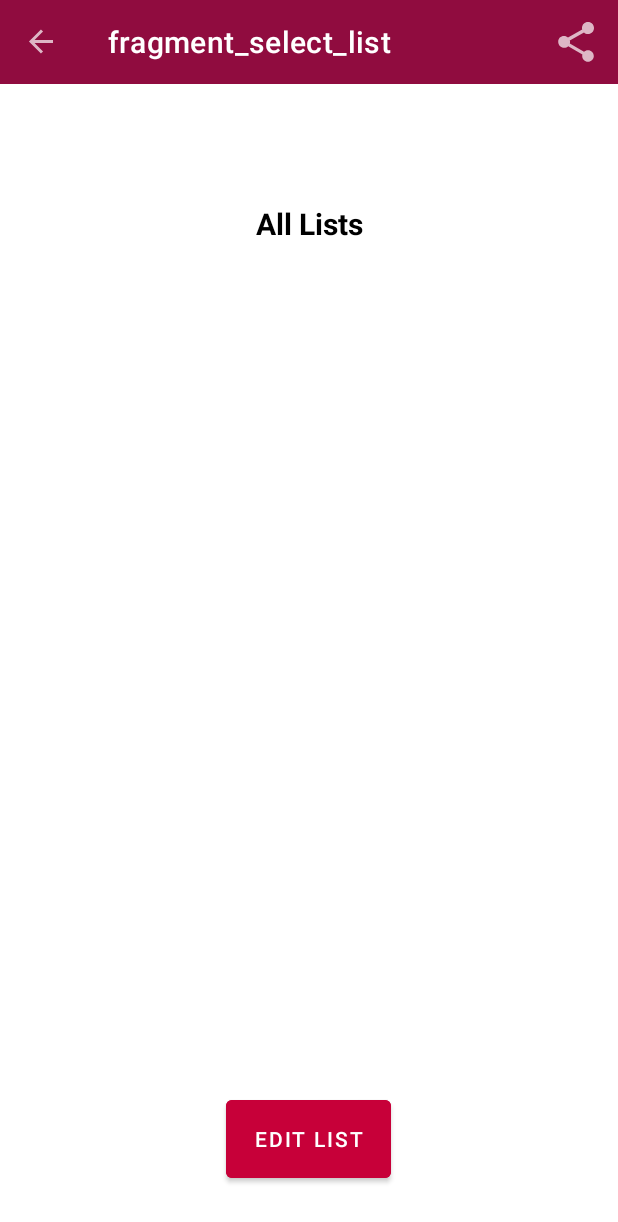
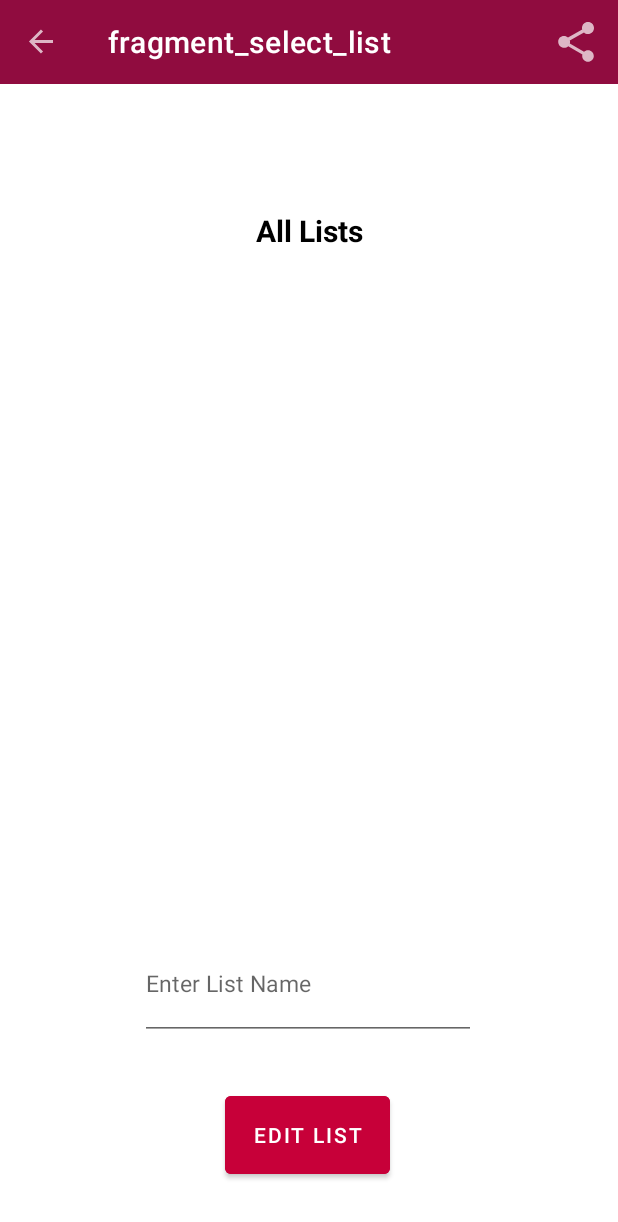
Before and after one commit to CJR225/SER210-Final-ListApp, an Android app: the screen it shows after launch (MainActivity), after a tap on "ADD TO LIST", on a phone screen of 412 x 824 dp. Shown: the top 1222 px of the screen. Run offline under Robolectric (Android 15) with nearby library versions, the phone set to English and light mode, and no system bars; our stand-ins replace navigation-ui.

Commit message:
view bug

```diff
--- a/app/src/main/java/edu/quinnipiac/ser210/listapp/ListDatabaseHelper.java
+++ b/app/src/main/java/edu/quinnipiac/ser210/listapp/ListDatabaseHelper.java
@@ -12,9 +12,10 @@ public class ListDatabaseHelper extends SQLiteOpenHelper {
     public static final String TABLE_LISTS = "ListHolder";
     public static final String COLUMN_ID = "_id";
     public static final String COLUMN_NAME = "ListNames";
+    public static final String COLUMN_ITEM1 = "Item1";
 
 
-    public static final int VERSION = 2;
+    public static final int VERSION = 5;
     private static final String DATABASE_CREATE = "create table "
             + TABLE_LISTS + "(" + COLUMN_ID
             + " integer primary key autoincrement, " + COLUMN_NAME
--- a/app/src/main/java/edu/quinnipiac/ser210/listapp/SelectListFragment.java
+++ b/app/src/main/java/edu/quinnipiac/ser210/listapp/SelectListFragment.java
@@ -13,7 +13,10 @@ import android.view.LayoutInflater;
 import android.view.View;
 import android.view.ViewGroup;
 import android.widget.ArrayAdapter;
+import android.widget.EditText;
 import android.widget.ListView;
+
+import com.google.android.material.snackbar.Snackbar;
 
 import java.util.List;
 
@@ -21,7 +24,11 @@ public class SelectListFragment extends Fragment implements View.OnClickListener
 
 private NavController navController = null;
 private ListsDataSource dataSource;
-public ListView selectListView;
+private ListView selectListView;
+private View selectEditView;
+private Boolean listSelected;
+public FragHelper helper;
+    int i = 0;
 
     public SelectListFragment() {
         // Required empty public constructor
@@ -37,6 +44,13 @@ public ListView selectListView;
         dataSource = new ListsDataSource(this.getContext());
         dataSource.open();
 
+        selectListView = (ListView) view.findViewById(R.id.select_list_view);
+        List<Reminders> values = dataSource.getAllLists();
+
+        // use the SimpleCursorAdapter to show the
+        // elements in a ListView
+        ArrayAdapter<Reminders> adapter = new ArrayAdapter<Reminders>(this.getContext(), android.R.layout.simple_list_item_1, values);
+        selectListView.setAdapter(adapter);
         return view;
     }
 
@@ -45,19 +59,29 @@ public ListView selectListView;
         super.onViewCreated(view, savedInstanceState);
         navController = Navigation.findNavController(view);
         view.findViewById(R.id.editFrag_SelectView).setOnClickListener(this);
-        selectListView = (ListView) view.findViewById(R.id.select_list_view);
-
-        List<Reminders> values = dataSource.getAllLists();
-
-        // use the SimpleCursorAdapter to show the
-        // elements in a ListView
-        ArrayAdapter<Reminders> adapter = new ArrayAdapter<Reminders>(this.getContext(), android.R.layout.simple_list_item_1, values);
-        selectListView.setAdapter(adapter);
+        selectEditView = getView().findViewById(R.id.selectListEditView);
     }
 
     @Override
     public void onClick(View view) {
-        navController.navigate(R.id.action_selectListFragment_to_editFragment);
+        ArrayAdapter<Reminders> adapter = (ArrayAdapter<Reminders>) selectListView.getAdapter();
+        EditText listNameView = (EditText) selectEditView;
+        String listName = listNameView.getText().toString();
+        int item = 0;
+        while (i < adapter.getCount()) {
+            if (adapter.getItem(i).getListName().toLowerCase() == listName.toLowerCase()) {
+                item = i;
+                listSelected = true;
+            }
+
+        }
+        if(listSelected) {
+            Snackbar createWarning = Snackbar.make(view, "This list does not exist!", 2000);
+            createWarning.show();
+        } else {
+            helper.setActiveList(item);
+            navController.navigate(R.id.action_selectListFragment_to_editFragment);
+        }
     }
 
 }
--- a/app/src/main/res/layout/fragment_new_list.xml
+++ b/app/src/main/res/layout/fragment_new_list.xml
@@ -26,7 +26,7 @@
         app:layout_constraintVertical_bias="0.104" />
 
     <EditText
-        android:id="@+id/editTextListName"
+        android:id="@+id/selectListEditView"
         android:layout_width="224dp"
         android:layout_height="75dp"
         android:layout_marginStart="93dp"
@@ -127,7 +127,7 @@
         android:textStyle="bold"
         app:layout_constraintEnd_toEndOf="parent"
         app:layout_constraintStart_toStartOf="parent"
-        app:layout_constraintTop_toBottomOf="@+id/editTextListName" />
+        app:layout_constraintTop_toBottomOf="@+id/selectListEditView" />
 
 
 </androidx.constraintlayout.widget.ConstraintLayout>
--- a/app/src/main/res/layout/fragment_select_list.xml
+++ b/app/src/main/res/layout/fragment_select_list.xml
@@ -22,7 +22,7 @@
         android:textStyle="bold"
         app:layout_constraintBottom_toTopOf="@+id/select_list_view"
         app:layout_constraintEnd_toEndOf="parent"
-        app:layout_constraintHorizontal_bias="1.0"
+        app:layout_constraintHorizontal_bias="0.0"
         app:layout_constraintStart_toStartOf="parent"
         app:layout_constraintTop_toTopOf="parent" />
 
@@ -31,27 +31,42 @@
         android:layout_width="110dp"
         android:layout_height="64dp"
         android:layout_marginStart="150dp"
-        android:layout_marginTop="1dp"
         android:layout_marginEnd="151dp"
         android:layout_marginBottom="35dp"
         android:backgroundTint="@color/light_maroon"
         android:text="Edit List"
         app:layout_constraintBottom_toBottomOf="parent"
         app:layout_constraintEnd_toEndOf="parent"
+        app:layout_constraintHorizontal_bias="0.0"
         app:layout_constraintStart_toStartOf="parent"
-        app:layout_constraintTop_toBottomOf="@+id/select_list_view" />
+        app:layout_constraintTop_toBottomOf="@+id/selectListEditView"
+        app:layout_constraintVertical_bias="1.0" />
 
     <ListView
         android:id="@+id/select_list_view"
-        android:layout_width="0dp"
-        android:layout_height="0dp"
-        android:layout_marginStart="1dp"
-        android:layout_marginEnd="1dp"
-        android:layout_marginBottom="96dp"
+        android:layout_width="match_parent"
+        android:layout_height="414dp"
         app:layout_constraintBottom_toBottomOf="parent"
         app:layout_constraintEnd_toEndOf="parent"
+        app:layout_constraintHorizontal_bias="0.0"
         app:layout_constraintStart_toStartOf="parent"
-        app:layout_constraintTop_toBottomOf="@+id/textView2" />
+        app:layout_constraintTop_toTopOf="parent"
+        app:layout_constraintVertical_bias="0.35" />
+
+    <EditText
+        android:id="@+id/selectListEditView"
+        android:layout_width="224dp"
+        android:layout_height="75dp"
+        android:layout_marginTop="24dp"
+        android:ems="10"
+        android:hint="Enter List Name"
+        android:textSize="15sp"
+        app:layout_constraintBottom_toBottomOf="parent"
+        app:layout_constraintEnd_toEndOf="parent"
+        app:layout_constraintHorizontal_bias="0.497"
+        app:layout_constraintStart_toStartOf="parent"
+        app:layout_constraintTop_toBottomOf="@+id/select_list_view"
+        app:layout_constraintVertical_bias="0.0" />
 
 
 </androidx.constraintlayout.widget.ConstraintLayout>
```
Also changed, not shown: app/src/main/java/edu/quinnipiac/ser210/listapp/EditFragment.java (+12 -5 lines), app/src/main/java/edu/quinnipiac/ser210/listapp/FragHelper.java (added, +11 -0 lines), app/src/main/java/edu/quinnipiac/ser210/listapp/ListsDataSource.java (+30 -6 lines), app/src/main/java/edu/quinnipiac/ser210/listapp/NewListFragment.java (+4 -3 lines).
